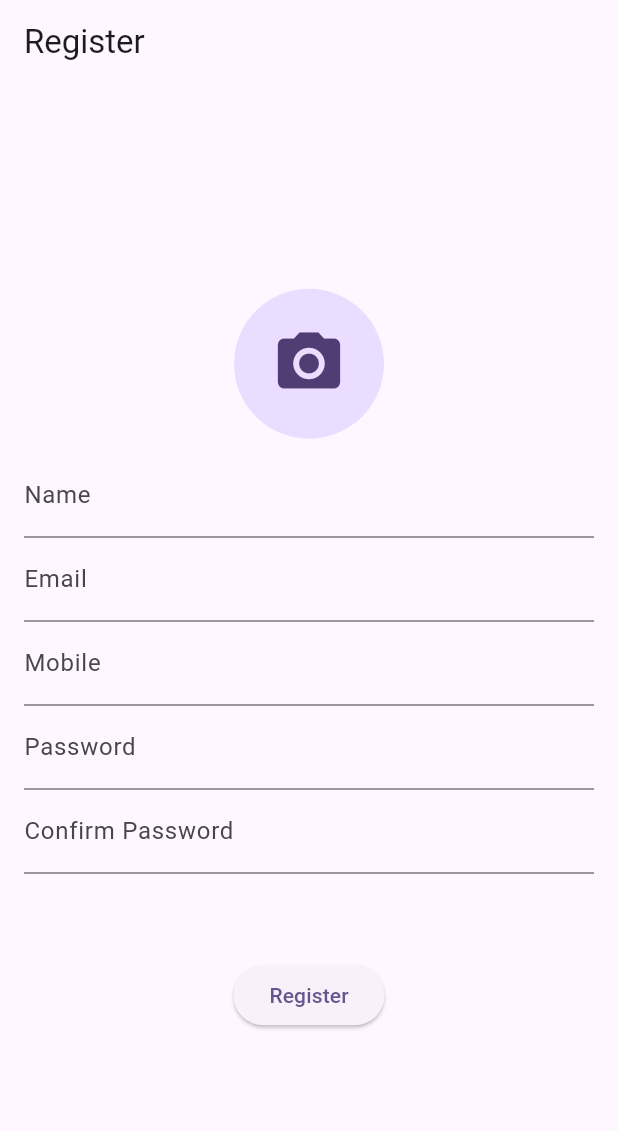
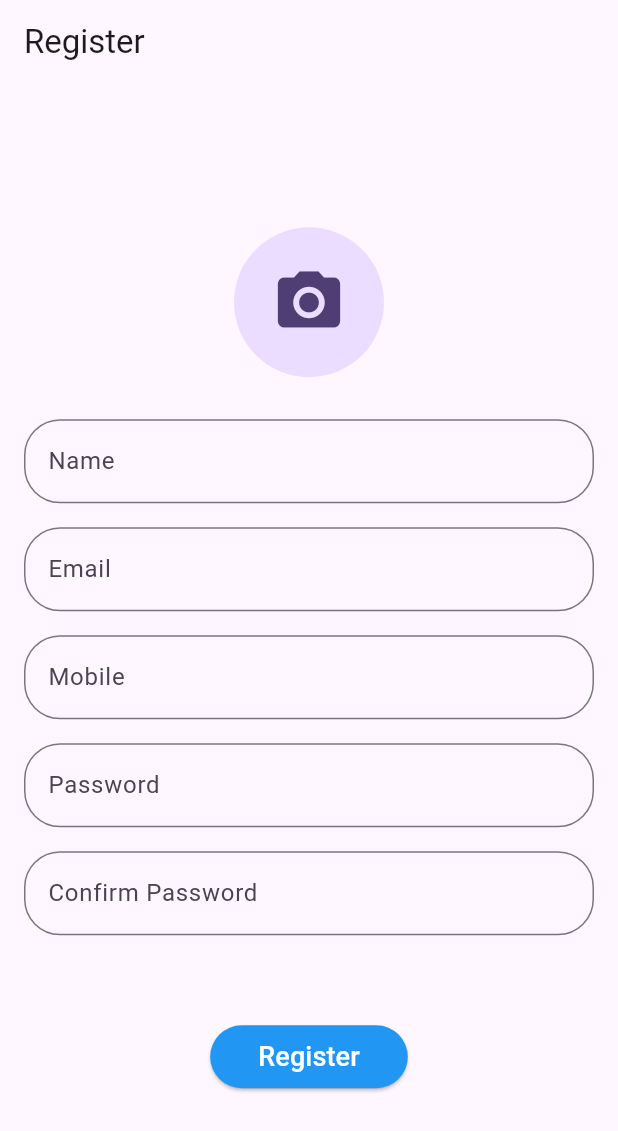
Before and after one commit to JenittaMurugesan/FirebaseLogin, a Flutter app: the screen it shows after launch, on a phone screen of 412 x 824 dp. Shown: the top 1131 px of the screen. Run offline on Flutter 3.47's test engine with Material 3 defaults, Android fonts, the phone set to English and light mode, and no system bars; our stand-ins replace cloud_firestore, firebase_auth, firebase_core, firebase_storage, image_picker; accounts and stored records are empty.

Commit message:
UI changed

```diff
--- a/lib/home_screen.dart
+++ b/lib/home_screen.dart
@@ -9,7 +9,8 @@ class HomeScreen extends StatelessWidget {
   @override
   Widget build(BuildContext context) {
     return Scaffold(
-      appBar: AppBar(title: Text("User Profile")),
+      appBar: AppBar(title: Text("User Profile"),
+        centerTitle: true,),
       body: FutureBuilder<DocumentSnapshot>(
         future: FirebaseFirestore.instance.collection("users").doc(userId).get(),
         builder: (context, snapshot) {
--- a/lib/login_screen.dart
+++ b/lib/login_screen.dart
@@ -34,12 +34,18 @@ class _LoginScreenState extends State<LoginScreen> {
   @override
   Widget build(BuildContext context) {
     return Scaffold(
+      // appBar: AppBar(
+      //   title: Text("Login",style: TextStyle(fontSize: 28),),
+      //   centerTitle: true,
+      // ),
       body: Padding(
         padding: const EdgeInsets.all(16.0),
         child: Center(
           child: Column(
             mainAxisAlignment: MainAxisAlignment.center,
             children: [
+              Text("Login",style: TextStyle(fontSize: 24),),
+              SizedBox(height: 38,),
               TextFormField(
                 controller: emailController,
                 decoration: InputDecoration(
@@ -89,7 +95,10 @@ enabledBorder: OutlineInputBorder(
                 onPressed: signIn,
                 child: Padding(
                   padding: const EdgeInsets.all(12.0),
-                  child: Text("Login",style: TextStyle(color: Colors.white),),
+                  child: Padding(
+                    padding: const EdgeInsets.symmetric(horizontal: 12.0),
+                    child: Text("Login",style: TextStyle(color: Colors.white,fontSize: 18),),
+                  ),
                 ),
               ),
             ],
--- a/lib/register_screen.dart
+++ b/lib/register_screen.dart
@@ -16,13 +16,15 @@ class _RegisterScreenState extends State<RegisterScreen> {
   final TextEditingController emailController = TextEditingController();
   final TextEditingController mobileController = TextEditingController();
   final TextEditingController passwordController = TextEditingController();
-  final TextEditingController confirmPasswordController = TextEditingController();
+  final TextEditingController confirmPasswordController =
+  TextEditingController();
   File? _image;
   bool isLoading = false;
-  String? errorMessage ="";
+  String? errorMessage = "";
 
   Future<void> pickImage() async {
-    final pickedFile = await ImagePicker().pickImage(source: ImageSource.gallery);
+    final pickedFile =
+    await ImagePicker().pickImage(source: ImageSource.gallery);
     if (pickedFile != null) {
       setState(() => _image = File(pickedFile.path));
     }
@@ -37,7 +39,8 @@ class _RegisterScreenState extends State<RegisterScreen> {
     // setState(() => isLoading = true);
 
     try {
-      UserCredential userCredential = await FirebaseAuth.instance.createUserWithEmailAndPassword(
+      UserCredential userCredential =
+      await FirebaseAuth.instance.createUserWithEmailAndPassword(
         email: emailController.text.trim(),
         password: passwordController.text.trim(),
       );
@@ -50,7 +53,10 @@ class _RegisterScreenState extends State<RegisterScreen> {
         profileImageUrl = await storageRef.getDownloadURL();
       }
 
-      await FirebaseFirestore.instance.collection("users").doc(userCredential.user!.uid).set({
+      await FirebaseFirestore.instance
+          .collection("users")
+          .doc(userCredential.user!.uid)
+          .set({
         "uid": userCredential.user!.uid,
         "name": nameController.text,
         "email": emailController.text.trim(),
@@ -60,7 +66,8 @@ class _RegisterScreenState extends State<RegisterScreen> {
 
       Navigator.pushReplacement(
         context,
-        MaterialPageRoute(builder: (context) => HomeScreen(userId: userCredential.user!.uid)),
+        MaterialPageRoute(
+            builder: (context) => HomeScreen(userId: userCredential.user!.uid)),
       );
     } on FirebaseAuthException catch (e) {
       setState(() => errorMessage = e.message);
@@ -85,26 +92,67 @@ class _RegisterScreenState extends State<RegisterScreen> {
                   child: CircleAvatar(
                     radius: 50,
                     backgroundImage: _image != null ? FileImage(_image!) : null,
-                    child: _image == null ? Icon(Icons.camera_alt, size: 50) : null,
+                    child: _image == null
+                        ? Icon(Icons.camera_alt, size: 50)
+                        : null,
                   ),
                 ),
-                SizedBox(height: 10),
-                TextField(controller: nameController, decoration: InputDecoration(labelText: "Name")),
-                TextField(controller: emailController, decoration: InputDecoration(labelText: "Email")),
-                TextField(controller: mobileController, decoration: InputDecoration(labelText: "Mobile")),
-                TextField(controller: passwordController, decoration: InputDecoration(labelText: "Password"), obscureText: true),
-                TextField(controller: confirmPasswordController, decoration: InputDecoration(labelText: "Confirm Password"), obscureText: true),
+                SizedBox(height: 28),
+                TextField(
+                    controller: nameController,
+                    decoration: InputDecoration(
+                        border: OutlineInputBorder(
+                            borderRadius: BorderRadius.circular(24)),
+                        labelText: "Name")),
+                SizedBox(height: 16),
 
-                  Padding(
-                    padding: const EdgeInsets.all(8.0),
-                    child: Text(errorMessage!, style: TextStyle(color: Colors.red)),
-                  ),
+                TextField(
+                    controller: emailController,
+                    decoration: InputDecoration(
+                        border: OutlineInputBorder(
+                            borderRadius: BorderRadius.circular(24)),
+                        labelText: "Email")),
+                SizedBox(height: 16),
+
+                TextField(
+                    controller: mobileController,
+                    decoration: InputDecoration(
+                        border: OutlineInputBorder(
+                            borderRadius: BorderRadius.circular(24)),
+                        labelText: "Mobile")),
+                SizedBox(height: 16),
+
+                TextField(
+                    controller: passwordController,
+                    decoration: InputDecoration(
+                        border: OutlineInputBorder(
+                            borderRadius: BorderRadius.circular(24)),
+                        labelText: "Password"),
+                    obscureText: true),
+                SizedBox(height: 16),
+
+                TextField(
+                    controller: confirmPasswordController,
+                    decoration: InputDecoration(
+                        border: OutlineInputBorder(
+                            borderRadius: BorderRadius.circular(24)),
+                        labelText: "Confirm Password"),
+                    obscureText: true),
+                Padding(
+                  padding: const EdgeInsets.all(8.0),
+                  child:
+                  Text(errorMessage!, style: TextStyle(color: Colors.red)),
+                ),
                 SizedBox(height: 20),
                 isLoading
                     ? CircularProgressIndicator()
                     : ElevatedButton(
+                  style: ButtonStyle(backgroundColor:  MaterialStateProperty.all(Colors.blue),),
                   onPressed: register,
-                  child: Text("Register"),
+                  child: Padding(
+                    padding: const EdgeInsets.all(8.0),
+                    child: Text("Register",style: TextStyle(color: Colors.white,fontSize: 18),),
+                  ),
                 ),
               ],
             ),
```
Lines whose indentation alone changed are shown as unchanged.
